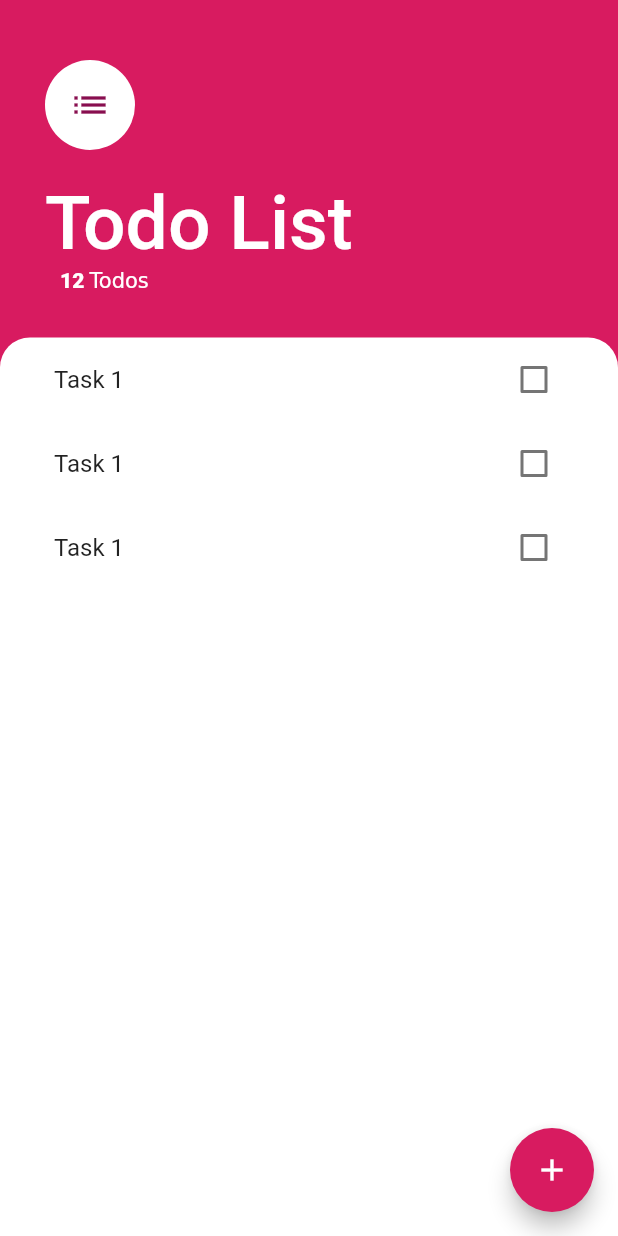
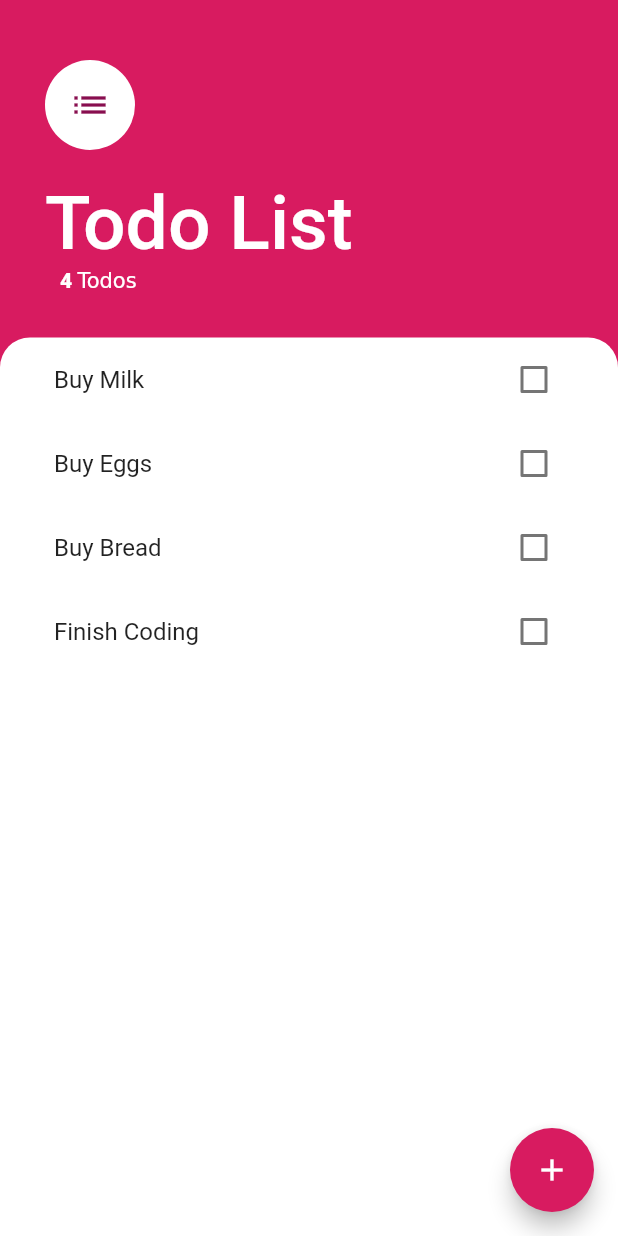
Before and after one commit to MalikBagwala/firebase_todo, a Flutter app: the screen it shows after launch, on a phone screen of 412 x 824 dp. Run offline on Flutter 3.47's test engine with Material 2 defaults, Android fonts, the phone set to English and light mode, and no system bars.

Commit message:
updated the architecture of the application

```diff
--- a/lib/main.dart
+++ b/lib/main.dart
@@ -1,15 +1,43 @@
 import 'package:firebase_todo/screens/tasks.screen.dart';
 import 'package:flutter/material.dart';
+import 'package:provider/provider.dart';
+import 'package:uuid/uuid.dart';
 
 void main() => runApp(MyApp());
 
 class MyApp extends StatelessWidget {
   @override
   Widget build(BuildContext context) {
-    return MaterialApp(
-      routes: {
-        "/": (context) => TasksScreen(),
-      },
+    return ChangeNotifierProvider<TodoState>(
+      create: (context) => TodoState(),
+      child: MaterialApp(
+        routes: {
+          "/": (context) => TasksScreen(),
+        },
+      ),
     );
   }
 }
+
+class TodoState extends ChangeNotifier {
+  static Uuid uuid = Uuid();
+  List<Map> tasks = [
+    {"id": uuid.v4(), "name": "Buy Milk", "isChecked": false},
+    {"id": uuid.v4(), "name": "Buy Eggs", "isChecked": false},
+    {"id": uuid.v4(), "name": "Buy Bread", "isChecked": false},
+    {"id": uuid.v4(), "name": "Finish Coding", "isChecked": false}
+  ];
+
+  void add(title) {
+    tasks.add({"id": uuid.v4(), "name": title, "isChecked": false});
+    notifyListeners();
+  }
+
+  void toggle(id) {
+    print("$id UUID");
+    Map task = tasks.singleWhere((task) => task['id'] == id);
+    int taskIndex = tasks.indexOf(task);
+    tasks[taskIndex]['isChecked'] = !tasks[taskIndex]['isChecked'];
+    notifyListeners();
+  }
+}
--- a/lib/screens/tasks.screen.dart
+++ b/lib/screens/tasks.screen.dart
@@ -1,10 +1,20 @@
+import 'dart:math';
+
+import 'package:firebase_todo/main.dart';
 import 'package:firebase_todo/screens/tasks/add_task.modal.dart';
 import 'package:firebase_todo/screens/tasks/tasks.widget.dart';
 import "package:flutter/material.dart";
+import 'package:provider/provider.dart';
 
-class TasksScreen extends StatelessWidget {
+class TasksScreen extends StatefulWidget {
+  @override
+  _TasksScreenState createState() => _TasksScreenState();
+}
+
+class _TasksScreenState extends State<TasksScreen> {
   @override
   Widget build(BuildContext context) {
+    int totalTasks = Provider.of<TodoState>(context).tasks.length;
     return Container(
       child: Scaffold(
         backgroundColor: Colors.pink.shade600,
@@ -63,7 +73,7 @@ class TasksScreen extends StatelessWidget {
                         text: TextSpan(
                           children: [
                             TextSpan(
-                              text: "12 ",
+                              text: "$totalTasks ",
                               style: TextStyle(fontWeight: FontWeight.w900),
                             ),
                             TextSpan(text: "Todos")
--- a/lib/screens/tasks/task.widget.dart
+++ b/lib/screens/tasks/task.widget.dart
@@ -1,25 +1,24 @@
+import 'package:firebase_todo/main.dart';
 import "package:flutter/material.dart";
+import 'package:provider/provider.dart';
 
-class Task extends StatefulWidget {
-  @override
-  _TaskState createState() => _TaskState();
-}
-
-class _TaskState extends State<Task> {
-  bool isChecked = false;
-
+class Task extends StatelessWidget {
+  final bool isChecked;
+  final String title;
+  final Function onChange;
+  final String id;
+  Task({Key key, this.id, this.isChecked, this.title, this.onChange})
+      : super(key: key);
   @override
   Widget build(BuildContext context) {
     return CheckboxListTile(
       value: isChecked,
       activeColor: Colors.pink,
       onChanged: (value) {
-        setState(() {
-          isChecked = value;
-        });
+        Provider.of<TodoState>(context, listen: false).toggle(id);
       },
       title: Text(
-        "Task 1",
+        title,
         style: TextStyle(
             decoration: isChecked ? TextDecoration.lineThrough : null),
       ),
--- a/lib/screens/tasks/tasks.widget.dart
+++ b/lib/screens/tasks/tasks.widget.dart
@@ -1,16 +1,23 @@
+import 'package:firebase_todo/main.dart';
 import "package:flutter/material.dart";
+import 'package:provider/provider.dart';
 import "../tasks/task.widget.dart";
 
 class Tasks extends StatelessWidget {
   @override
   Widget build(BuildContext context) {
-    return ListView(
+    List<Map> tasks = Provider.of<TodoState>(context).tasks;
+    return ListView.builder(
+      itemBuilder: (context, index) {
+        return Task(
+          id: tasks[index]['id'],
+          key: Key(tasks[index]['id']),
+          title: tasks[index]['name'],
+          isChecked: tasks[index]['isChecked'],
+        );
+      },
+      itemCount: tasks.length,
       padding: EdgeInsets.symmetric(horizontal: 20.0),
-      children: <Widget>[
-        Task(),
-        Task(),
-        Task(),
-      ],
     );
   }
 }
```
Also changed, not shown: lib/screens/tasks/add_task.modal.dart (+19 -2 lines), pubspec.yaml (+2 -6 lines), pubspec.lock, 1 other file.
